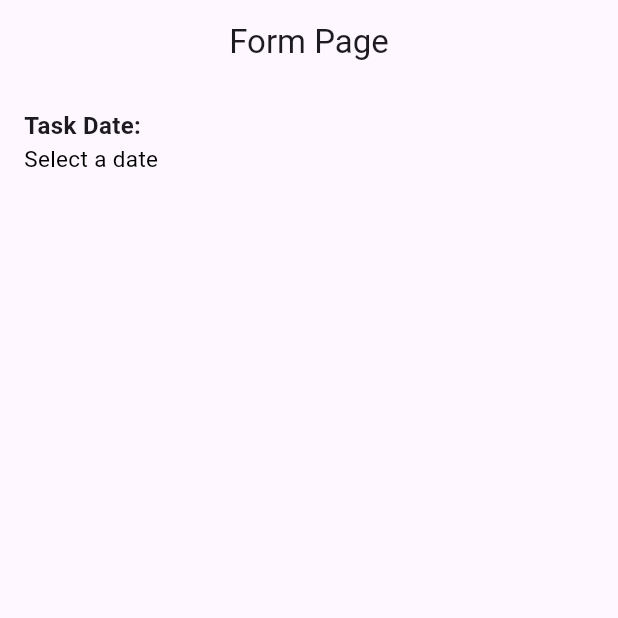
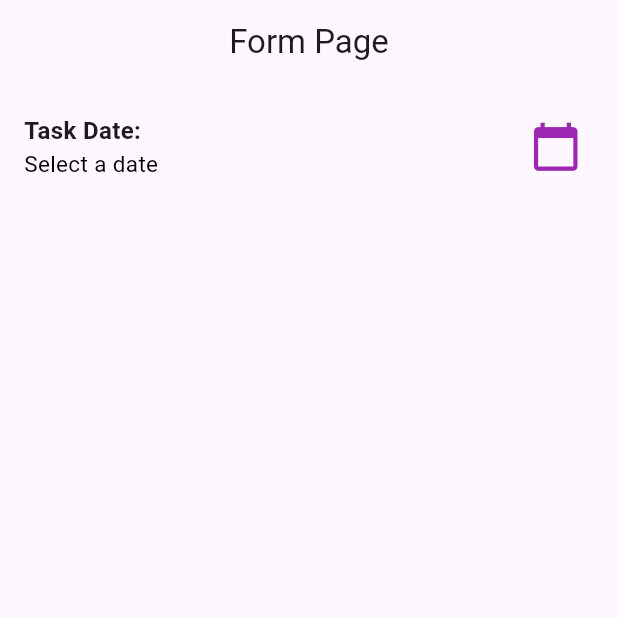
Before and after one commit to AbrarImamSatria/TodoApp_0042, a Flutter app: the screen it shows after launch, on a phone screen of 412 x 824 dp, the top half of it. Run offline on Flutter 3.47's test engine with Material 3 defaults, Android fonts, the phone set to English and light mode, and no system bars.

Commit message:
menambahkan iconbutton calendar

```diff
--- a/lib/todoapp_page.dart
+++ b/lib/todoapp_page.dart
@@ -173,6 +173,14 @@ class _TodoAppPageState extends State<TodoAppPage> {
                       ],
                     ),
                   ),
+                  IconButton(
+                    onPressed: _dateTimePicker,
+                    icon: const Icon(
+                      Icons.calendar_today,
+                      color: Colors.purple,
+                      size: 35,
+                    ),
+                  ),
                 ],
               ),
             ],
```
